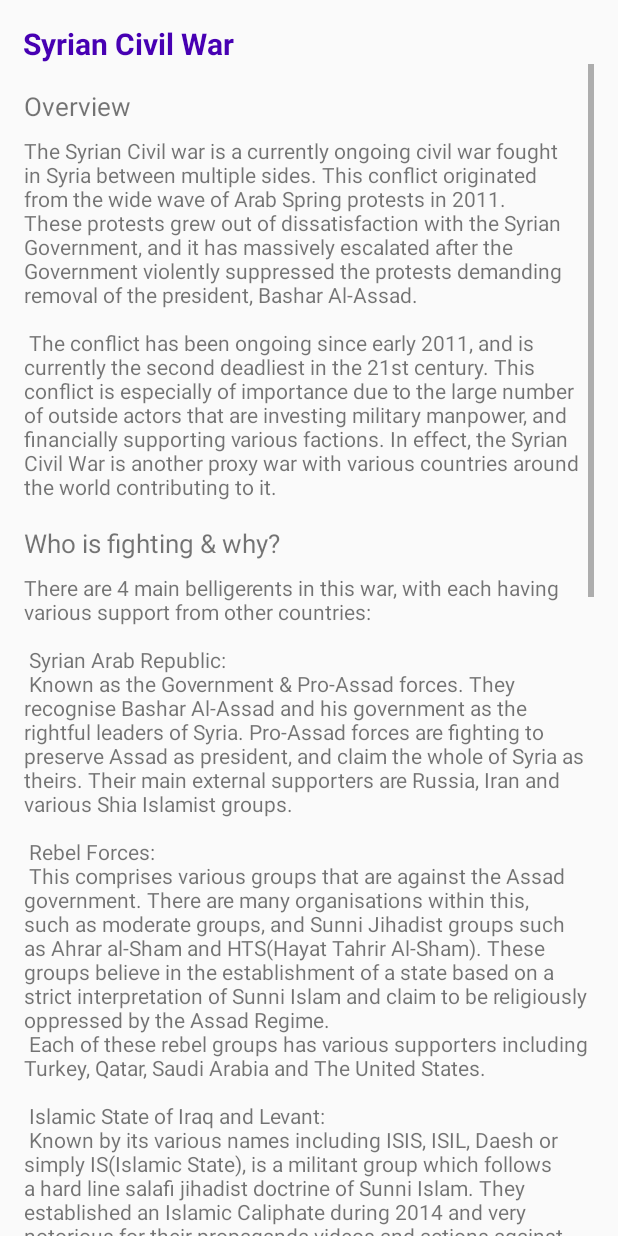
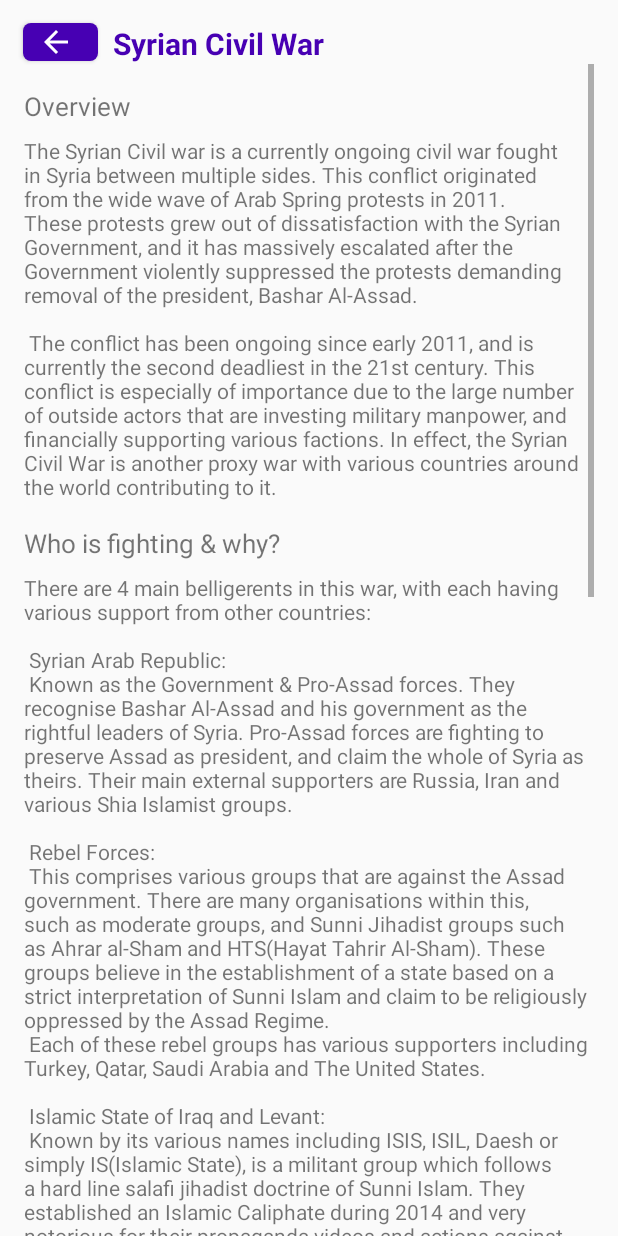
Before and after one commit to Rolyyy/Conflict_Watcher, an Android app: the ConflictSyria screen opened directly, with no data from a screen before it, on a phone screen of 412 x 824 dp. Run offline under Robolectric (Android 15) with nearby library versions, the phone set to English and light mode, and no system bars.

Commit message:
Added back button in SyriaConflictActivity. Added Text in Conflicts Activity.

```diff
--- a/app/src/main/java/com/conflictwatcher/Conflicts/ConflictSyria.java
+++ b/app/src/main/java/com/conflictwatcher/Conflicts/ConflictSyria.java
@@ -1,9 +1,9 @@
 package com.conflictwatcher.Conflicts;
 
 import androidx.appcompat.app.AppCompatActivity;
-
 import android.os.Bundle;
-
+import android.view.View;
+import android.widget.Button;
 import com.conflictwatcher.R;
 
 public class ConflictSyria extends AppCompatActivity {
@@ -12,5 +12,14 @@ public class ConflictSyria extends AppCompatActivity {
     protected void onCreate(Bundle savedInstanceState) {
         super.onCreate(savedInstanceState);
         setContentView(R.layout.activity_conflict_syria);
+
+        Button backbutton = findViewById(R.id.syria_button_back);
+        backbutton.setOnClickListener(new View.OnClickListener() {
+            @Override
+            public void onClick(View view) {
+                finish();
+            }
+        });
+
     }
 }
--- /dev/null
+++ b/app/src/main/res/drawable/ic_arrow_back.xml
@@ -0,0 +1,5 @@
+<vector android:height="24dp" android:tint="#FEFEFF"
+    android:viewportHeight="24.0" android:viewportWidth="24.0"
+    android:width="24dp" xmlns:android="http://schemas.android.com/apk/res/android">
+    <path android:fillColor="#FF000000" android:pathData="M20,11H7.83l5.59,-5.59L12,4l-8,8 8,8 1.41,-1.41L7.83,13H20v-2z"/>
+</vector>
--- a/app/src/main/res/layout/activity_conflict_syria.xml
+++ b/app/src/main/res/layout/activity_conflict_syria.xml
@@ -7,6 +7,18 @@
     tools:context=".Conflicts.ConflictSyria">
 
 
+    <Button
+        android:layout_width="50dp"
+        android:layout_height="25dp"
+        android:id="@+id/syria_button_back"
+        android:drawableLeft="@drawable/ic_arrow_back"
+        android:paddingStart="10dp"
+        android:background="@drawable/themed_button"
+        android:textSize="10sp"
+        android:layout_marginTop="15dp"
+        android:layout_marginLeft="15dp"
+        />
+
 
     <TextView
         android:layout_width="wrap_content"
@@ -14,10 +26,11 @@
         android:id="@+id/act_conflict_title"
         android:text="Syrian Civil War"
         android:layout_marginTop="15dp"
-        android:layout_marginLeft="15dp"
+        android:layout_marginLeft="10dp"
         android:textSize="20sp"
         android:textColor="@color/colorPrimary"
         android:textStyle="bold"
+        android:layout_toRightOf="@id/syria_button_back"
         />
 
 
--- a/app/src/main/res/layout/activity_conflicts.xml
+++ b/app/src/main/res/layout/activity_conflicts.xml
@@ -51,8 +51,8 @@
             android:layout_width="wrap_content"
             android:layout_height="wrap_content"
             android:id="@+id/act_conflict_title"
-            android:text="Some text goes here"
-            android:layout_margin="5dp"
+            android:text="@string/activity_conflicts_text"
+            android:layout_margin="15dp"
             />
 
         <Button
--- a/app/src/main/res/values/strings.xml
+++ b/app/src/main/res/values/strings.xml
@@ -53,5 +53,10 @@
 
 
     </string>
+    <string name="activity_conflicts_text">Armed conflicts are hositlities that involve governments, militias and other armed groups. This application focuses on some of the most significant conflicts around the world.
+        These are all conflicts which had more than 1000 deaths in 2019, and are considered to be "wars" by the Uppsala conflict Data Program. The buttons below allow you to learn about these conflicts, and the
+        effects they had on countries:
+
+    </string>
 
 </resources>
```
